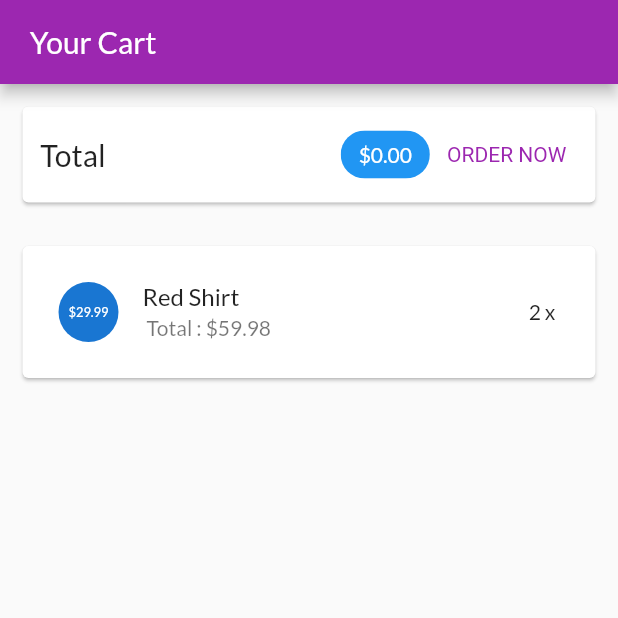
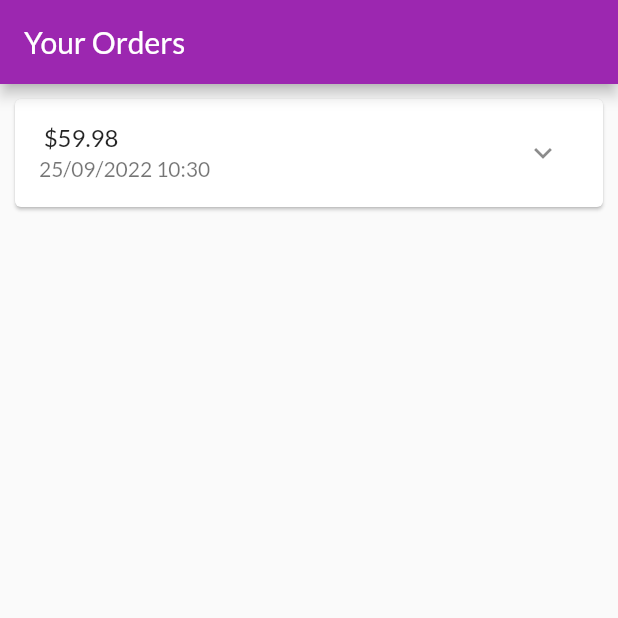
Before and after one commit to b1909973/THPTUDLab1, a Flutter app: the screen it shows after launch, on a phone screen of 412 x 824 dp, the top half of it. Run offline on Flutter 3.47's test engine with Material 2 defaults, Android fonts, the phone set to English and light mode, and no system bars.

Commit message:
Xay dung trang cac dat hang

```diff
--- a/lib/main.dart
+++ b/lib/main.dart
@@ -4,6 +4,7 @@ import 'ui/products/product_detail_screen.dart';
 import 'ui/products/products_overview_screen.dart';
 import 'ui/products/user_products_screen.dart';
 import 'ui/cart/cart_screen.dart';
+import 'ui/orders/orders_screen.dart';
 void main() {
   runApp(const MyApp());
 }
@@ -25,8 +26,8 @@ class MyApp extends StatelessWidget {
               secondary: Colors.deepOrange
             ),
       ),
-   home: const SafeArea(
-        child: CartScreen(),
+  home: const SafeArea(
+child: OrdersScreen(),
 ),
     );
   }
--- /dev/null
+++ b/lib/models/order_item.dart
@@ -0,0 +1,34 @@
+import 'cart_item.dart' ;
+class OrderItem {
+  final String ? id ;
+  final double amount ;
+  final List < CartItem > products ;
+  final DateTime dateTime ;
+  int get productCount {
+    return products.length ;
+ }
+  OrderItem ( {
+    this.id ,
+    required this.amount ,
+    required this.products ,
+    DateTime ? dateTime ,
+ } ) : dateTime = dateTime ?? DateTime.now();
+
+
+  OrderItem copyWith ( {
+   String? id ,
+   double? amount ,
+   List<CartItem>? products ,
+   DateTime? dateTime ,
+  } ) {
+
+   return OrderItem (
+
+     id : id ?? this.id ,
+     amount: amount ?? this . amount ,
+     products: products ?? this.products ,
+     dateTime: dateTime ?? this.dateTime ,
+
+   );
+  }
+}
--- /dev/null
+++ b/lib/ui/orders/order_item_card.dart
@@ -0,0 +1,96 @@
+import 'dart:math' ;
+import 'package:flutter/material.dart' ;
+import 'package:intl/intl.dart' ;
+
+import '../../models/order_item.dart' ;
+
+class OrderItemCard extends StatefulWidget {
+  final OrderItem order ;
+  const OrderItemCard ( this.order , { super.key } ) ;
+
+  @override
+  State<OrderItemCard> createState ( ) => _OrderItemCardState() ;
+
+  }
+
+
+  class _OrderItemCardState extends State < OrderItemCard > {
+  var _expanded = false ;
+  @override
+ Widget build ( BuildContext context ) {
+    return Card (
+      margin : const EdgeInsets.all(10) ,
+      child : Column (
+
+        children :  <Widget> [
+
+          buildOrderSummary() ,
+          if (_expanded) buildOrderDetails()
+
+        ],
+
+      ),
+    );
+ }
+
+Widget buildOrderDetails ( ) {
+  return Container (
+
+    padding : const EdgeInsets.symmetric(horizontal: 15 , vertical: 4 ) ,
+    height : min ( widget.order.productCount * 20.0 + 10 , 100 ) ,
+    child : ListView (
+         children : widget.order.products.map(
+            ( prod ) => Row (
+              mainAxisAlignment : MainAxisAlignment.spaceBetween ,
+              children : < Widget > [
+                Text (
+
+                  prod.title ,
+                  style : const TextStyle (
+                    fontSize : 18 ,
+                    fontWeight : FontWeight.bold ,
+                ) ,
+                ),
+                Text (
+                   ' ${ prod.quantity } x \$${ prod.price } ' ,
+                  style : const TextStyle (
+                       fontSize : 18 ,
+                    color : Colors.grey ,
+                  ) ,
+
+                  ) ,
+              ],
+          ),
+         )
+          .toList ( ) ,
+
+
+
+    )
+  );
+
+}
+
+
+     Widget buildOrderSummary ( ) {
+  return ListTile (
+    title : Text ( ' \$${ widget.order.amount } ' ) ,
+    subtitle : Text (
+      DateFormat( 'dd/MM/yyyy hh:mm' ).format( widget.order.dateTime ) ,
+
+    ) ,
+    trailing : IconButton (
+      icon : Icon ( _expanded ? Icons.expand_less : Icons.expand_more ) ,
+      onPressed : ( ) {
+        setState ( () {
+          _expanded = ! _expanded ;
+
+
+
+        } ) ;
+      },
+    ),
+  );
+     }
+
+  }
--- /dev/null
+++ b/lib/ui/orders/order_manager.dart
@@ -0,0 +1,34 @@
+import 'package:flutter/foundation.dart';
+
+import '../../models/cart_item.dart' ;
+import '../../models/order_item.dart' ;
+class OrdersManager with ChangeNotifier {
+  final List <OrderItem> _orders = [
+    OrderItem (
+      id : '01' ,
+
+       amount : 59.98 ,
+      products : [
+        CartItem (
+
+          id : 'c1' ,
+          title : 'Red Shirt' ,
+          price : 29.99 ,
+          quantity : 2 ,
+          )
+      ] ,
+      dateTime : DateTime.now() ,
+   )
+  ] ;
+
+  int get orderCount {
+    return _orders.length ;
+ }
+
+
+
+  List<OrderItem> get orders {
+   return [..._orders] ;
+ }
+
+}
--- /dev/null
+++ b/lib/ui/orders/orders_screen.dart
@@ -0,0 +1,26 @@
+
+
+import 'package:flutter/material.dart';
+import 'order_manager.dart';
+import 'order_item_card.dart';
+
+class OrdersScreen extends StatelessWidget {
+const OrdersScreen({super.key}) ;
+
+@override
+Widget build(BuildContext context) {
+  print('building orders');
+  final ordersManager = OrdersManager();
+  return Scaffold(
+  appBar: AppBar(
+  title: const Text('Your Orders'),
+  ),
+  body: ListView.builder(
+  itemCount: ordersManager.orderCount,
+  itemBuilder: (ctx, i) => OrderItemCard(ordersManager.orders[i])
+
+),
+  );
+}
+
+}
--- a/pubspec.yaml
+++ b/pubspec.yaml
@@ -31,6 +31,7 @@ environment:
 dependencies:
   flutter:
     sdk: flutter
+  intl: ^0.17.0
 
 
   # The following adds the Cupertino Icons font to your application.
```
Also changed, not shown: pubspec.lock.
